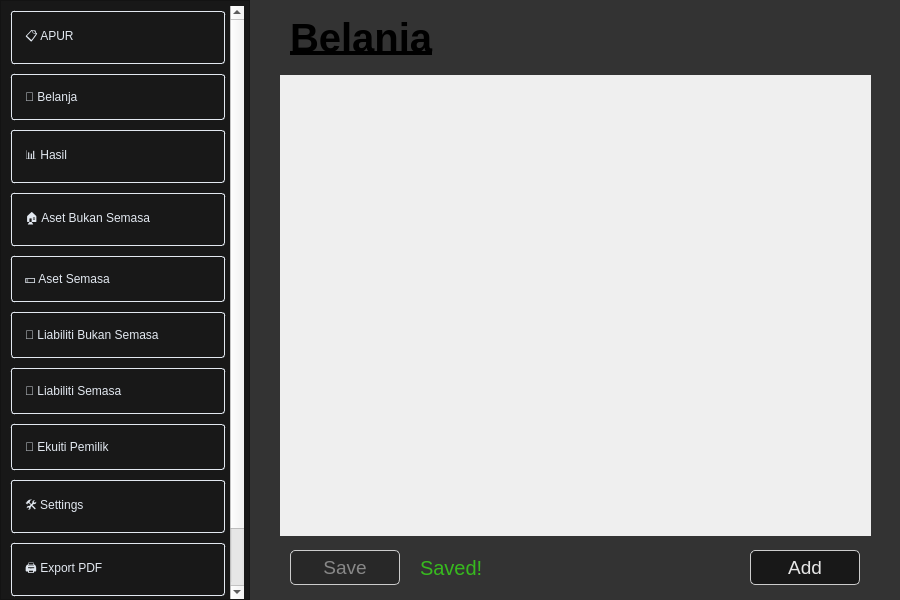
Before: the Qt Designer form src/mainwindow.ui in JuneMinazuki/auto-penyata, drawn with Qt 5.
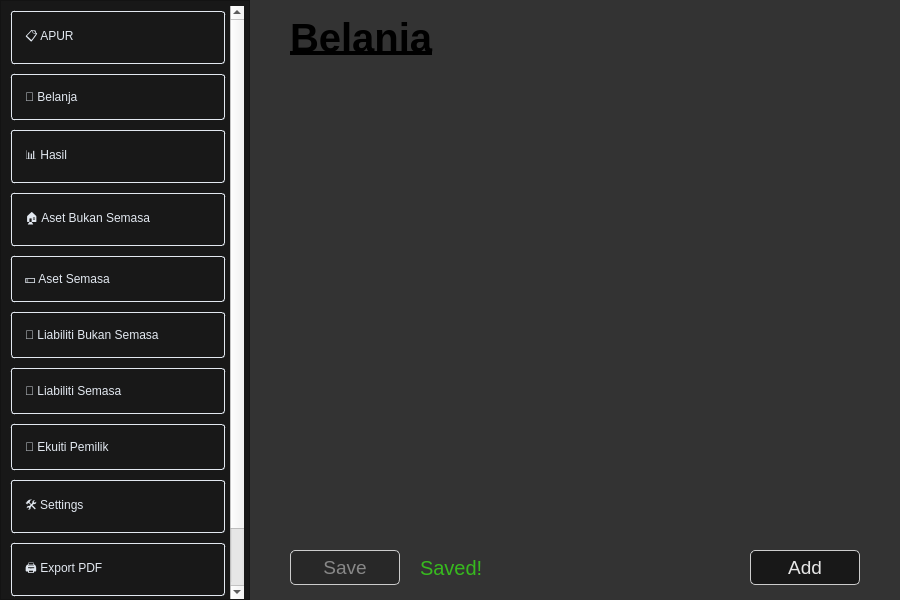
After: the same form once the commit is applied.

Commit message:
Bug fix for belanja background
Fix the bug where belanja scrollable area is darker

```diff
--- a/src/mainwindow.ui
+++ b/src/mainwindow.ui
@@ -405,8 +405,11 @@
          <height>461</height>
         </rect>
        </property>
+       <property name="autoFillBackground">
+        <bool>false</bool>
+       </property>
        <property name="styleSheet">
-        <string notr="true">QWidget#apur_scrollAreaWidgetContents {background-color: transparent; border: none;}</string>
+        <string notr="true">QWidget#belanja_scrollAreaWidgetContents {background-color: transparent; border: none;}</string>
        </property>
       </widget>
      </widget>
```
The commit also changes 3 other files.
